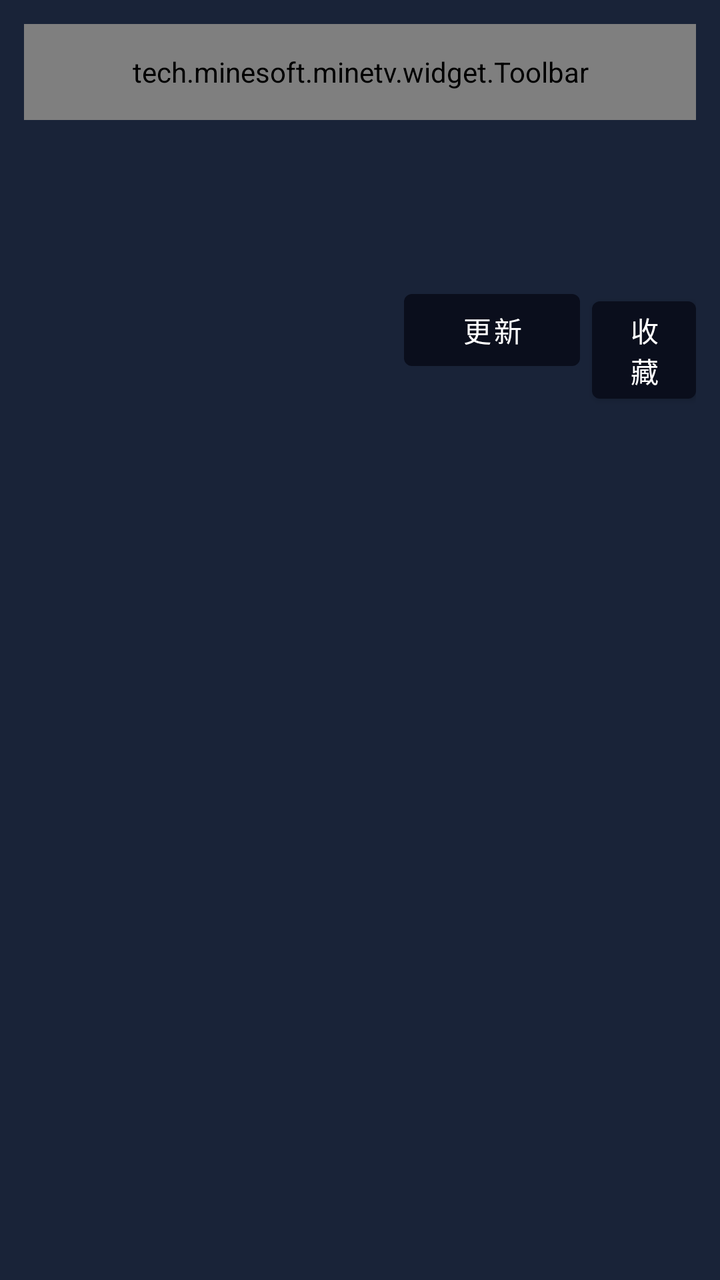
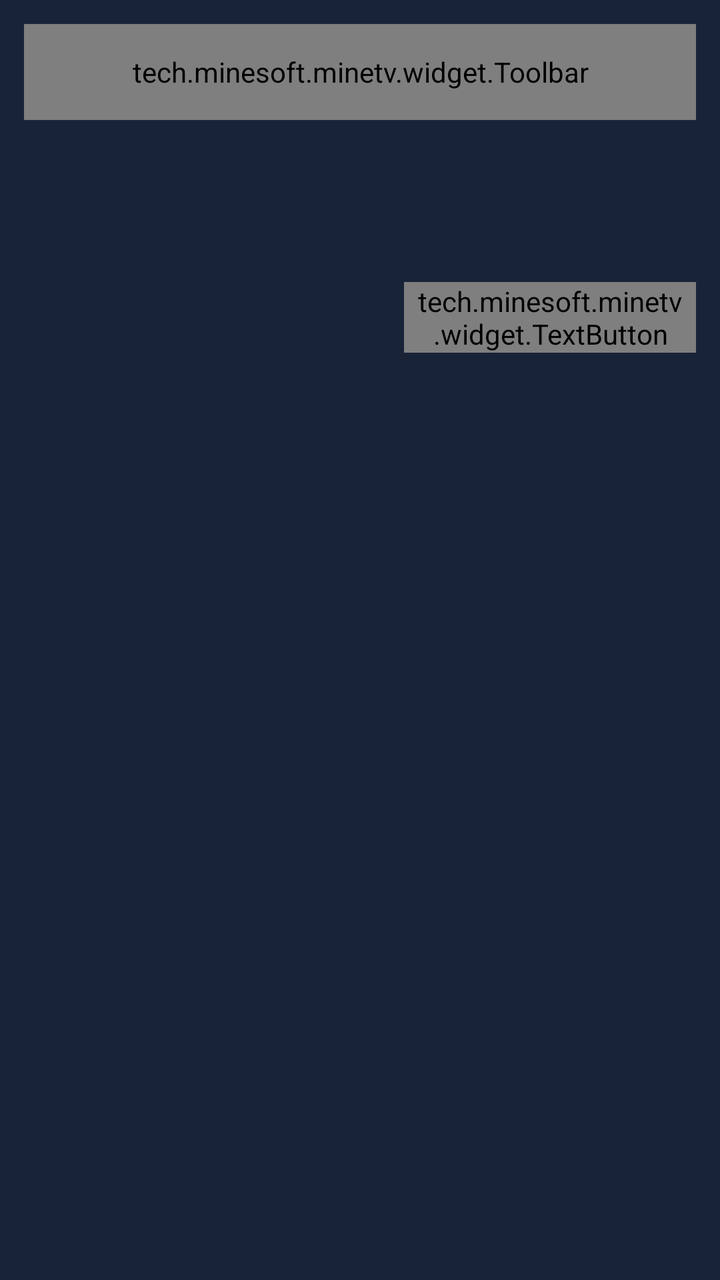

The first picture is an Android layout as it rendered before a commit; the second is the same layout after the commit. The layout source and the unified diff follow.
<!-- AndroidManifest.xml: activity theme Theme.Minetv.NoActionBar -->
<!-- res/layout/activity_detail.xml -->
<?xml version="1.0" encoding="utf-8"?>
<LinearLayout
    xmlns:android="http://schemas.android.com/apk/res/android"
    xmlns:app="http://schemas.android.com/apk/res-auto"
    xmlns:tools="http://schemas.android.com/tools"
    android:layout_width="match_parent"
    android:layout_height="match_parent"
    android:orientation="vertical"
    android:background="@color/colorPrimaryVariant"
    android:fitsSystemWindows="true"
    tools:context=".activity.DetailActivity">

    <tech.minesoft.minetv.widget.Toolbar
        android:id="@+id/toolbar"
        android:layout_height="@dimen/btn_height"
        android:layout_width="match_parent"
        android:layout_marginTop="@dimen/widget_margin_2x"
        android:layout_marginHorizontal="@dimen/widget_margin_2x"/>

    <LinearLayout
        android:layout_width="match_parent"
        android:layout_height="wrap_content"
        android:layout_marginVertical="@dimen/widget_margin_1x"
        android:layout_marginHorizontal="@dimen/widget_margin_2x"
        android:orientation="horizontal">

        <ImageView
            android:id="@+id/iv_video_pic"
            android:layout_width="@dimen/block_width"
            android:layout_height="@dimen/block_img_height"
            android:scaleType="fitXY" />

        <LinearLayout
            android:layout_width="match_parent"
            android:layout_height="wrap_content"
            android:layout_marginLeft="@dimen/widget_margin_2x"
            android:orientation="vertical">

            <TextView
                android:id="@+id/tv_video_name"
                android:layout_width="match_parent"
                android:layout_height="wrap_content"
                android:maxLines="@integer/detail_line_1" />

            <TextView
                android:id="@+id/tv_video_info"
                android:layout_width="match_parent"
                android:layout_height="wrap_content"
                android:layout_marginVertical="@dimen/widget_margin_1x"
                android:maxLines="@integer/detail_line_2" />

            <TextView
                android:id="@+id/tv_video_intro"
                android:layout_width="match_parent"
                android:layout_height="wrap_content"
                android:maxLines="@integer/detail_line_3" />

            <LinearLayout
                android:layout_width="match_parent"
                android:layout_height="wrap_content"
                android:layout_marginVertical="@dimen/widget_margin_1x"
                android:orientation="horizontal">

                <Button
                    android:id="@+id/tv_update"
                    android:layout_width="wrap_content"
                    android:layout_height="wrap_content"
                    android:text="@string/action_update" />

                <Button
                    android:id="@+id/tv_star"
                    android:layout_width="wrap_content"
                    android:layout_height="wrap_content"
                    android:layout_marginLeft="@dimen/widget_margin_1x"
                    android:text="@string/action_star" />

                <Button
                    android:id="@+id/tv_clean"
                    android:layout_width="wrap_content"
                    android:layout_height="wrap_content"
                    android:layout_marginLeft="@dimen/widget_margin_1x"
                    android:text="@string/action_clean" />

                <Button
                    android:id="@+id/tv_reverse"
                    android:layout_width="wrap_content"
                    android:layout_height="wrap_content"
                    android:layout_marginLeft="@dimen/widget_margin_1x"
                    android:text="@string/action_reverse" />

            </LinearLayout>

            <LinearLayout
                android:id="@+id/tv_episode_source"
                android:layout_width="match_parent"
                android:layout_height="wrap_content"
                android:orientation="horizontal"></LinearLayout>
        </LinearLayout>
    </LinearLayout>

    <include
        android:id="@+id/content"
        layout="@layout/detail_scrolling" />

</LinearLayout>
<!-- res/layout/detail_scrolling.xml (included above) -->
<?xml version="1.0" encoding="utf-8"?>
<androidx.core.widget.NestedScrollView xmlns:android="http://schemas.android.com/apk/res/android"
    xmlns:app="http://schemas.android.com/apk/res-auto"
    xmlns:tools="http://schemas.android.com/tools"
    android:layout_width="match_parent"
    android:layout_height="wrap_content"
    android:layout_marginHorizontal="@dimen/widget_margin_2x"
    app:layout_behavior="@string/appbar_scrolling_view_behavior"
    tools:context=".activity.HomeActivity"
    tools:showIn="@layout/activity_home">

    <LinearLayout
        android:id="@+id/episode_list"
        android:orientation="vertical"
        android:layout_width="match_parent"
        android:layout_height="wrap_content" />

</androidx.core.widget.NestedScrollView>
<!-- res/layout/activity_home.xml (included above) -->
<?xml version="1.0" encoding="utf-8"?>
<LinearLayout xmlns:android="http://schemas.android.com/apk/res/android"
    xmlns:app="http://schemas.android.com/apk/res-auto"
    xmlns:tools="http://schemas.android.com/tools"
    android:layout_width="match_parent"
    android:layout_height="match_parent"
    android:orientation="vertical"
    android:background="@color/colorPrimaryVariant"
    android:fitsSystemWindows="true"
    tools:context=".activity.HomeActivity">

    <tech.minesoft.minetv.widget.Toolbar
        android:id="@+id/toolbar"
        android:layout_height="@dimen/btn_height"
        android:layout_width="match_parent"
        android:layout_marginTop="@dimen/widget_margin_2x"
        android:layout_marginHorizontal="@dimen/widget_margin_2x" />

    <include
        android:id="@+id/content"
        layout="@layout/home_scrolling" />

</LinearLayout>
<!-- res/layout/home_scrolling.xml (included above) -->
<?xml version="1.0" encoding="utf-8"?>
<androidx.core.widget.NestedScrollView xmlns:android="http://schemas.android.com/apk/res/android"
    xmlns:app="http://schemas.android.com/apk/res-auto"
    xmlns:tools="http://schemas.android.com/tools"
    android:layout_width="match_parent"
    android:layout_height="match_parent"
    android:layout_marginBottom="@dimen/widget_margin_1x"
    app:layout_behavior="@string/appbar_scrolling_view_behavior"
    tools:context=".activity.HomeActivity"
    tools:showIn="@layout/activity_home">

    <LinearLayout
        android:id="@+id/vod_list"
        android:orientation="vertical"
        android:layout_width="match_parent"
        android:layout_height="wrap_content" />

</androidx.core.widget.NestedScrollView>
<!-- resources referenced by this layout -->
<resources>
  <color name="colorPrimaryVariant">#ff192338</color>
  <dimen name="block_img_height">245dp</dimen>
  <dimen name="block_width">178dp</dimen>
  <dimen name="btn_height">48dp</dimen>
  <dimen name="widget_margin_1x">6dp</dimen>
  <dimen name="widget_margin_2x">12dp</dimen>
  <integer name="detail_line_1">1</integer>
  <integer name="detail_line_2">2</integer>
  <integer name="detail_line_3">3</integer>
  <string name="action_clean">清空观影记录</string>
  <string name="action_reverse">反转排序</string>
  <string name="action_star">收藏</string>
  <string name="action_update">更新</string>
  <style name="Theme.Minetv.NoActionBar">
          <item name="windowActionBar">false</item>
          <item name="windowNoTitle">true</item>
      </style>
</resources>

<!-- the commit's change to res/layout/activity_detail.xml (unified diff, before → after) -->
@@ -40,6 +40,7 @@
                 android:id="@+id/tv_video_name"
                 android:layout_width="match_parent"
                 android:layout_height="wrap_content"
+                android:textColor="@color/white"
                 android:maxLines="@integer/detail_line_1" />
 
             <TextView
@@ -47,44 +48,51 @@
                 android:layout_width="match_parent"
                 android:layout_height="wrap_content"
                 android:layout_marginVertical="@dimen/widget_margin_1x"
+                android:textColor="@color/white"
                 android:maxLines="@integer/detail_line_2" />
 
             <TextView
                 android:id="@+id/tv_video_intro"
                 android:layout_width="match_parent"
                 android:layout_height="wrap_content"
+                android:textColor="@color/white"
                 android:maxLines="@integer/detail_line_3" />
 
             <LinearLayout
                 android:layout_width="match_parent"
                 android:layout_height="wrap_content"
                 android:layout_marginVertical="@dimen/widget_margin_1x"
+                android:textColor="@color/white"
                 android:orientation="horizontal">
 
-                <Button
+                <tech.minesoft.minetv.widget.TextButton
                     android:id="@+id/tv_update"
                     android:layout_width="wrap_content"
                     android:layout_height="wrap_content"
+                    android:paddingHorizontal="@dimen/widget_margin_1x"
                     android:text="@string/action_update" />
 
-                <Button
+                <tech.minesoft.minetv.widget.TextButton
                     android:id="@+id/tv_star"
                     android:layout_width="wrap_content"
                     android:layout_height="wrap_content"
+                    android:paddingHorizontal="@dimen/widget_margin_1x"
                     android:layout_marginLeft="@dimen/widget_margin_1x"
                     android:text="@string/action_star" />
 
-                <Button
+                <tech.minesoft.minetv.widget.TextButton
                     android:id="@+id/tv_clean"
                     android:layout_width="wrap_content"
                     android:layout_height="wrap_content"
+                    android:paddingHorizontal="@dimen/widget_margin_1x"
                     android:layout_marginLeft="@dimen/widget_margin_1x"
                     android:text="@string/action_clean" />
 
-                <Button
+                <tech.minesoft.minetv.widget.TextButton
                     android:id="@+id/tv_reverse"
                     android:layout_width="wrap_content"
                     android:layout_height="wrap_content"
+                    android:paddingHorizontal="@dimen/widget_margin_1x"
                     android:layout_marginLeft="@dimen/widget_margin_1x"
                     android:text="@string/action_reverse" />
 
@@ -154,6 +162,7 @@
     android:layout_width="match_parent"
     android:layout_height="match_parent"
     android:layout_marginBottom="@dimen/widget_margin_1x"
+    android:layout_marginHorizontal="@dimen/widget_margin_1x"
     app:layout_behavior="@string/appbar_scrolling_view_behavior"
     tools:context=".activity.HomeActivity"
     tools:showIn="@layout/activity_home">
<!-- resource entries referenced after the edit -->
@@ -1,6 +1,7 @@
 <!-- resources referenced by this layout -->
 <resources>
   <color name="colorPrimaryVariant">#ff192338</color>
+  <color name="white">#FFFFFFFF</color>
   <dimen name="block_img_height">245dp</dimen>
   <dimen name="block_width">178dp</dimen>
   <dimen name="btn_height">48dp</dimen>
